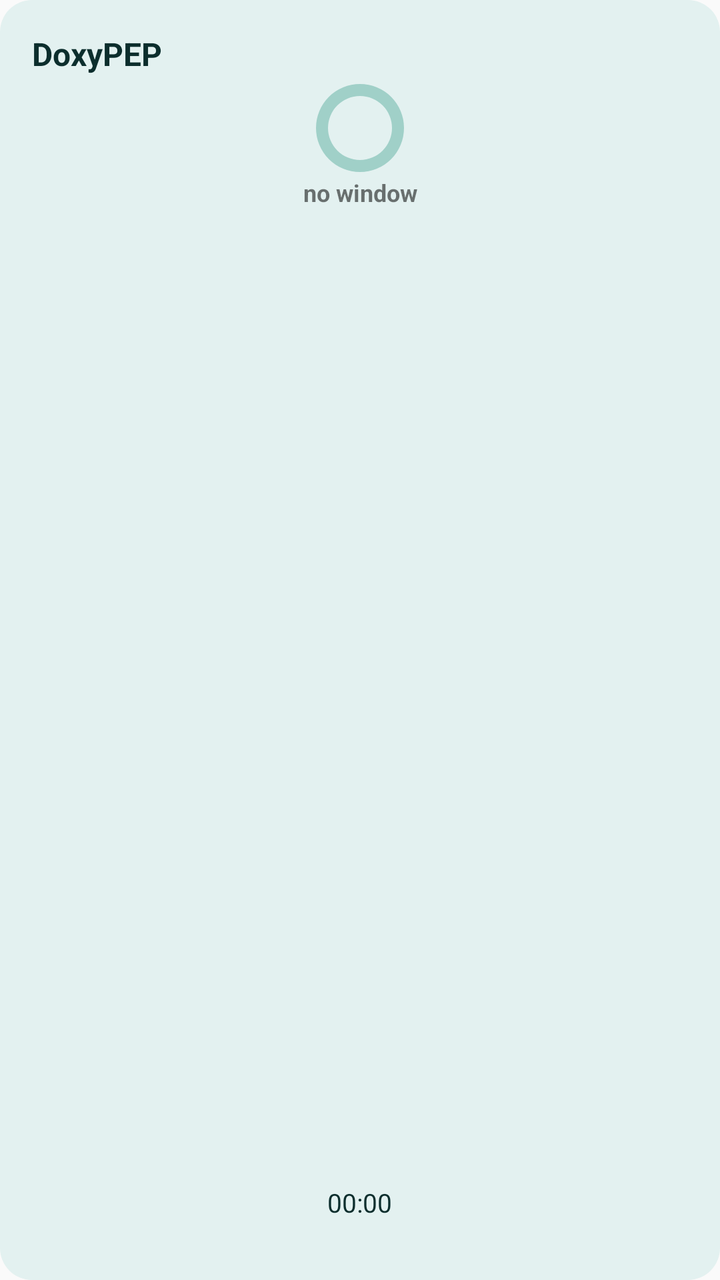
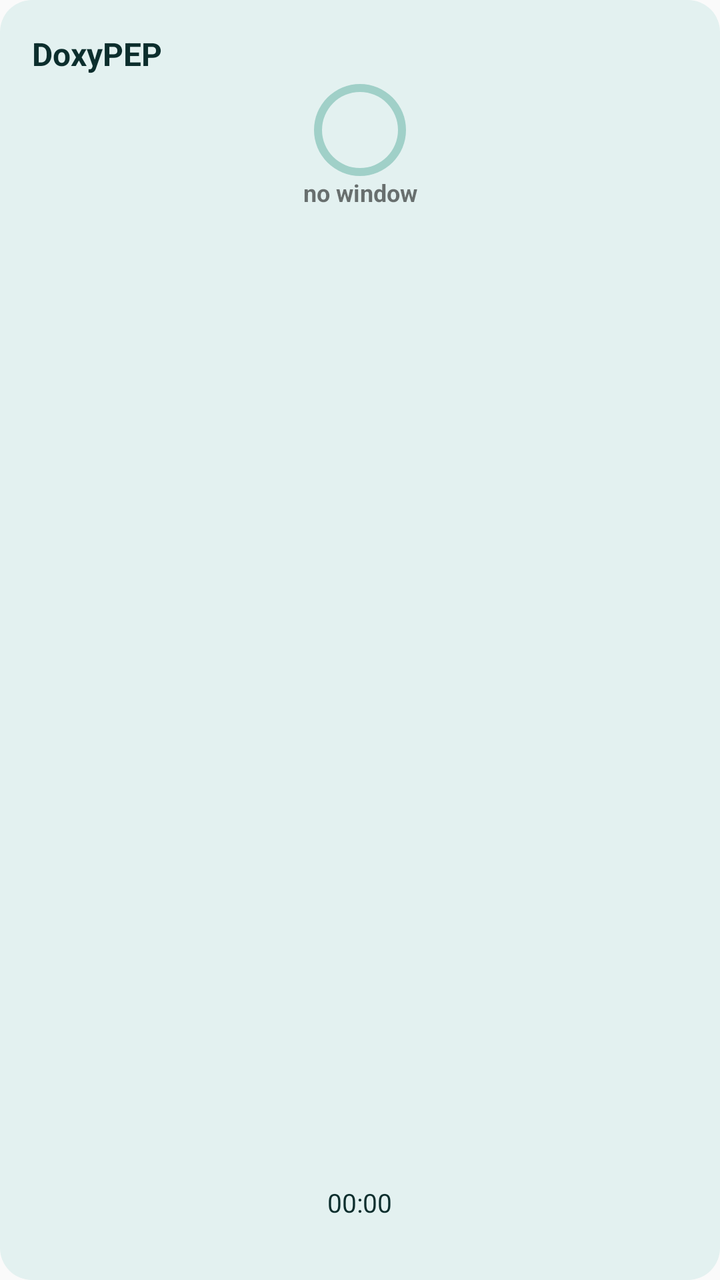

Two renders of the same Android screen: before a commit and after it. Below are the layout's source before the change and the commit's diff.
<!-- AndroidManifest.xml: application theme AppTheme -->
<!-- res/layout/doxy_pep_widget.xml -->
<?xml version="1.0" encoding="utf-8"?>
<FrameLayout xmlns:android="http://schemas.android.com/apk/res/android"
    android:id="@+id/widget_root"
    android:layout_width="match_parent"
    android:layout_height="match_parent"
    android:padding="16dp"
    android:background="@drawable/widget_background">

    <TextView
        android:id="@+id/widget_doxy_title"
        android:layout_width="wrap_content"
        android:layout_height="wrap_content"
        android:layout_gravity="top|start"
         android:text="DoxyPEP"
         android:textSize="16sp"
         android:textColor="@color/widget_text_primary"
         android:textStyle="bold"
        android:maxLines="2"
        android:ellipsize="end"
        android:breakStrategy="simple" />

    
    <ProgressBar
        android:id="@+id/widget_doxy_ring"
        style="@style/ShosWidgetRing"
        android:layout_width="44dp"
        android:layout_height="44dp"
        android:layout_gravity="top|center_horizontal"
        android:layout_marginTop="26dp"
        android:rotation="-90"
        android:max="100" />

    
    <TextView
        android:id="@+id/widget_doxy_status"
        android:layout_width="match_parent"
        android:layout_height="wrap_content"
        android:layout_gravity="top|center_horizontal"
        android:layout_marginTop="72dp"
        android:gravity="center"
        android:text="no window"
        android:textSize="12sp"
        android:textStyle="bold"
        android:maxLines="2"
        android:breakStrategy="simple" />

    
    <Chronometer
        android:id="@+id/widget_doxy_countdown"
        android:layout_width="wrap_content"
        android:layout_height="wrap_content"
        android:layout_gravity="bottom|center_horizontal"
        android:layout_marginBottom="14dp"
        android:textSize="13sp"
        android:textColor="@color/widget_text_primary"
        android:clickable="false"
        android:focusable="false" />

    
    <TextView
        android:id="@+id/widget_doxy_evidence"
        android:layout_width="wrap_content"
        android:layout_height="wrap_content"
        android:layout_gravity="bottom|center_horizontal"
        android:text=""
        android:textSize="11sp"
        android:textColor="@color/widget_text_muted"
        android:maxLines="1"
        android:ellipsize="end"
        android:breakStrategy="simple" />
</FrameLayout>
<!-- resources referenced by this layout -->
<resources>
  <color name="widget_text_muted">#4C6664</color>
  <color name="widget_text_primary">#0C2E2D</color>
  <!-- drawable widget_background (drawable) -->
  <?xml version="1.0" encoding="utf-8"?>
  <shape xmlns:android="http://schemas.android.com/apk/res/android"
      android:shape="rectangle">
      <solid android:color="@color/widget_bg" />
      <corners android:radius="16dp" />
  </shape>
  <style name="ShosWidgetRing" parent="@android:style/Widget.ProgressBar.Horizontal">
          <item name="android:progressDrawable">@drawable/widget_ring</item>
          <item name="android:maxHeight">0dp</item>
          <item name="android:minHeight">0dp</item>
          <item name="android:indeterminateOnly">false</item>
      </style>
  <style name="AppTheme" parent="Theme.AppCompat.Light.DarkActionBar">
          
          <item name="colorPrimary">@color/colorPrimary</item>
          <item name="colorPrimaryDark">@color/colorPrimaryDark</item>
          <item name="colorAccent">@color/colorAccent</item>
          <item name="android:statusBarColor">@android:color/transparent</item>
          <item name="android:navigationBarColor">@android:color/transparent</item>
      </style>
  <color name="widget_bg">#E3F1F0</color>
  <!-- drawable widget_ring (drawable) -->
  <?xml version="1.0" encoding="utf-8"?>
  <layer-list xmlns:android="http://schemas.android.com/apk/res/android">
      <item
          android:id="@android:id/background"
          android:drawable="@drawable/widget_ring_track" />
      <item
          android:id="@android:id/progress"
          android:drawable="@drawable/widget_ring_arc" />
  </layer-list>
  <!-- drawable widget_ring_track (drawable) -->
  <?xml version="1.0" encoding="utf-8"?>
  <shape xmlns:android="http://schemas.android.com/apk/res/android"
      android:shape="ring"
      android:innerRadius="16dp"
      android:thickness="6dp"
      android:useLevel="false">
      <solid android:color="@color/widget_ring_track" />
  </shape>
  <!-- drawable widget_ring_arc (drawable) -->
  <?xml version="1.0" encoding="utf-8"?>
  <shape xmlns:android="http://schemas.android.com/apk/res/android"
      android:shape="ring"
      android:innerRadius="16dp"
      android:thickness="6dp"
      android:useLevel="true">
      <solid android:color="@color/widget_good" />
  </shape>
  <color name="widget_ring_track">#A0D0C8</color>
  <color name="widget_good">#0B6B33</color>
</resources>

<!-- the commit's change to res/layout/doxy_pep_widget.xml (unified diff, before → after) -->
@@ -23,8 +23,8 @@
     <ProgressBar
         android:id="@+id/widget_doxy_ring"
         style="@style/ShosWidgetRing"
-        android:layout_width="44dp"
-        android:layout_height="44dp"
+        android:layout_width="46dp"
+        android:layout_height="46dp"
         android:layout_gravity="top|center_horizontal"
         android:layout_marginTop="26dp"
         android:rotation="-90"
<!-- resource entries referenced after the edit -->
@@ -38,8 +38,8 @@
   <?xml version="1.0" encoding="utf-8"?>
   <shape xmlns:android="http://schemas.android.com/apk/res/android"
       android:shape="ring"
-      android:innerRadius="16dp"
-      android:thickness="6dp"
+      android:innerRadius="19dp"
+      android:thickness="4dp"
       android:useLevel="false">
       <solid android:color="@color/widget_ring_track" />
   </shape>
@@ -47,8 +47,8 @@
   <?xml version="1.0" encoding="utf-8"?>
   <shape xmlns:android="http://schemas.android.com/apk/res/android"
       android:shape="ring"
-      android:innerRadius="16dp"
-      android:thickness="6dp"
+      android:innerRadius="19dp"
+      android:thickness="4dp"
       android:useLevel="true">
       <solid android:color="@color/widget_good" />
   </shape>
